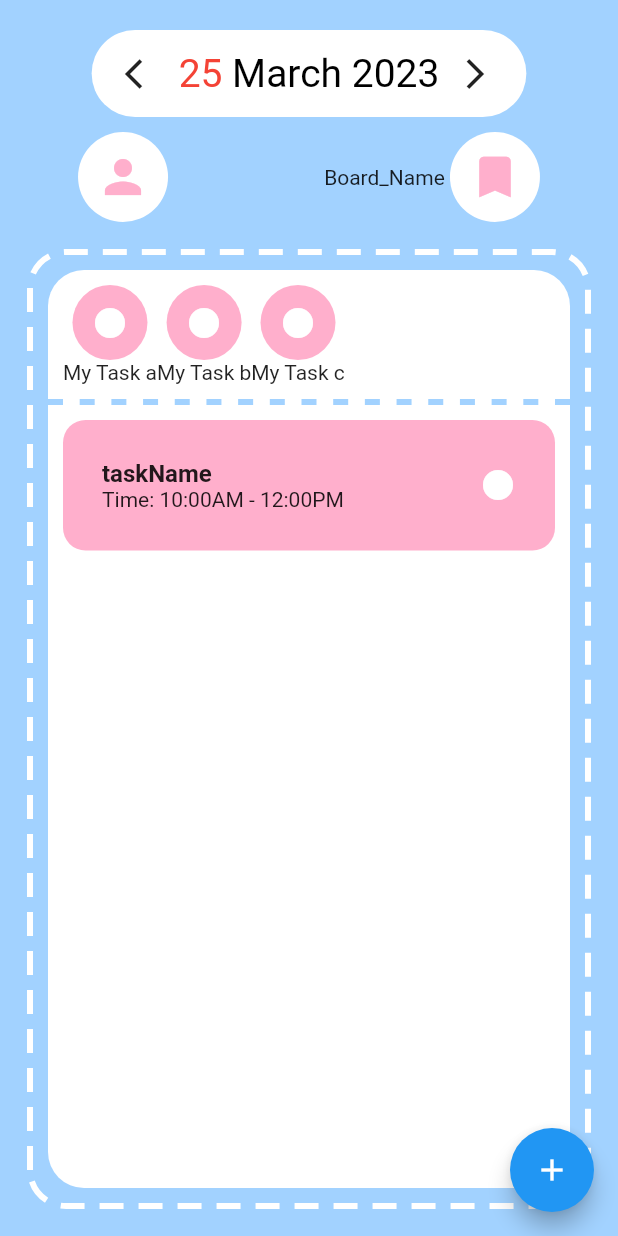
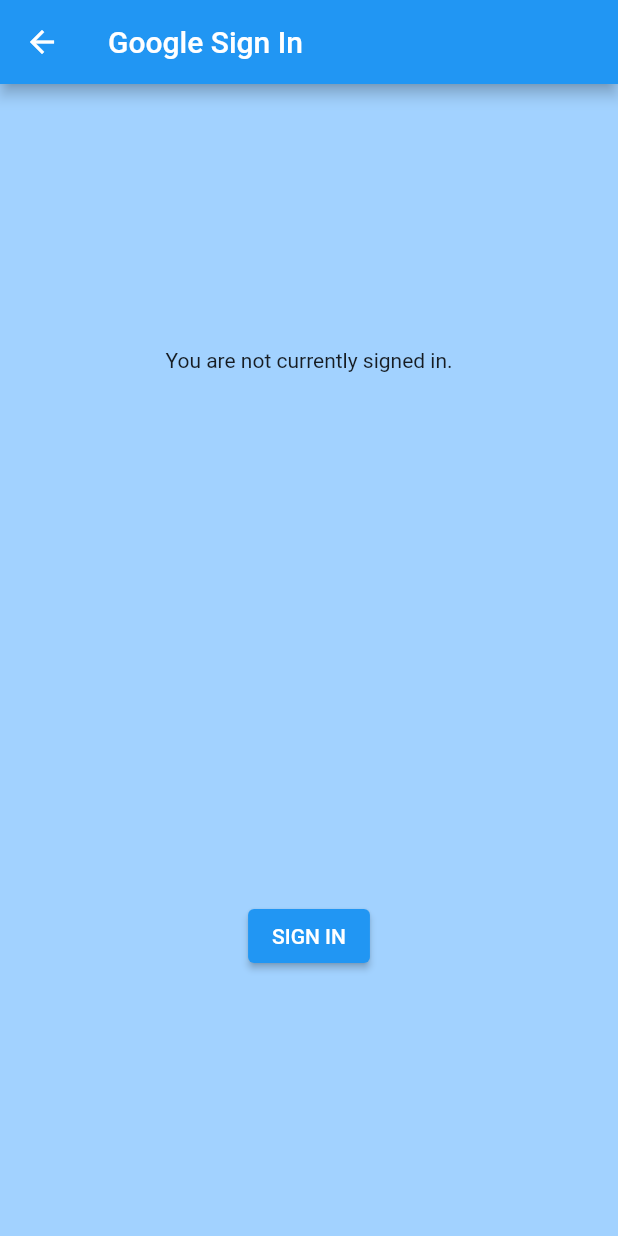
Before and after one commit to Bug-Too/CollabTasks, a Flutter app: the screen it shows after launch, after a tap on the "person" icon, on a phone screen of 412 x 824 dp. Run offline on Flutter 3.47's test engine with Material 2 defaults, Android fonts, the phone set to English and light mode, and no system bars; drawn by our look-alikes of dotted_border; our stand-ins replace email_validator, google_sign_in.

Commit message:
Add signin page

```diff
--- /dev/null
+++ b/lib/login_page.dart
@@ -0,0 +1,158 @@
+// Copyright 2013 The Flutter Authors. All rights reserved.
+// Use of this source code is governed by a BSD-style license that can be
+// found in the LICENSE file.
+
+// ignore_for_file: public_member_api_docs, avoid_print
+
+import 'dart:async';
+import 'dart:convert' show json;
+
+import 'package:flutter/material.dart';
+import 'package:google_sign_in/google_sign_in.dart';
+import 'package:http/http.dart' as http;
+
+GoogleSignIn _googleSignIn = GoogleSignIn(
+  // Optional clientId
+  // clientId: '620692055821-erkbvlrnduc1fm25asd8euh4nm6nbk98.apps.googleusercontent.com',
+  scopes: <String>[
+    'email',
+    'https://www.googleapis.com/auth/contacts.readonly',
+  ],
+);
+
+
+class LoginPage extends StatefulWidget {
+  const LoginPage({Key? key}) : super(key: key);
+
+  @override
+  State createState() => LoginPageState();
+}
+
+class LoginPageState extends State<LoginPage> {
+  GoogleSignInAccount? _currentUser;
+  String _contactText = '';
+
+  @override
+  void initState() {
+    super.initState();
+    _googleSignIn.onCurrentUserChanged.listen((GoogleSignInAccount? account) {
+      setState(() {
+        _currentUser = account;
+      });
+      if (_currentUser != null) {
+        _handleGetContact(_currentUser!);
+      }
+    });
+    _googleSignIn.signInSilently();
+  }
+
+  Future<void> _handleGetContact(GoogleSignInAccount user) async {
+    setState(() {
+      _contactText = 'Loading contact info...';
+    });
+    final http.Response response = await http.get(
+      Uri.parse('https://people.googleapis.com/v1/people/me/connections'
+          '?requestMask.includeField=person.names'),
+      headers: await user.authHeaders,
+    );
+    if (response.statusCode != 200) {
+      setState(() {
+        _contactText = 'People API gave a ${response.statusCode} '
+            'response. Check logs for details.';
+      });
+      print('People API ${response.statusCode} response: ${response.body}');
+      return;
+    }
+    final Map<String, dynamic> data =
+        json.decode(response.body) as Map<String, dynamic>;
+    final String? namedContact = _pickFirstNamedContact(data);
+    setState(() {
+      if (namedContact != null) {
+        _contactText = 'I see you know $namedContact!';
+      } else {
+        _contactText = 'No contacts to display.';
+      }
+    });
+  }
+
+  String? _pickFirstNamedContact(Map<String, dynamic> data) {
+    final List<dynamic>? connections = data['connections'] as List<dynamic>?;
+    final Map<String, dynamic>? contact = connections?.firstWhere(
+      (dynamic contact) => (contact as Map<Object?, dynamic>)['names'] != null,
+      orElse: () => null,
+    ) as Map<String, dynamic>?;
+    if (contact != null) {
+      final List<dynamic> names = contact['names'] as List<dynamic>;
+      final Map<String, dynamic>? name = names.firstWhere(
+        (dynamic name) =>
+            (name as Map<Object?, dynamic>)['displayName'] != null,
+        orElse: () => null,
+      ) as Map<String, dynamic>?;
+      if (name != null) {
+        return name['displayName'] as String?;
+      }
+    }
+    return null;
+  }
+
+  Future<void> _handleSignIn() async {
+    try {
+      await _googleSignIn.signIn();
+    } catch (error) {
+      print(error);
+    }
+  }
+
+  Future<void> _handleSignOut() => _googleSignIn.disconnect();
+
+  Widget _buildBody() {
+    final GoogleSignInAccount? user = _currentUser;
+    if (user != null) {
+      return Column(
+        mainAxisAlignment: MainAxisAlignment.spaceAround,
+        children: <Widget>[
+          ListTile(
+            leading: GoogleUserCircleAvatar(
+              identity: user,
+            ),
+            title: Text(user.displayName ?? ''),
+            subtitle: Text(user.email),
+          ),
+          const Text('Signed in successfully.'),
+          Text(_contactText),
+          ElevatedButton(
+            onPressed: _handleSignOut,
+            child: const Text('SIGN OUT'),
+          ),
+          ElevatedButton(
+            child: const Text('REFRESH'),
+            onPressed: () => _handleGetContact(user),
+          ),
+        ],
+      );
+    } else {
+      return Column(
+        mainAxisAlignment: MainAxisAlignment.spaceAround,
+        children: <Widget>[
+          const Text('You are not currently signed in.'),
+          ElevatedButton(
+            onPressed: _handleSignIn,
+            child: const Text('SIGN IN'),
+          ),
+        ],
+      );
+    }
+  }
+
+  @override
+  Widget build(BuildContext context) {
+    return Scaffold(
+        appBar: AppBar(
+          title: const Text('Google Sign In'),
+        ),
+        body: ConstrainedBox(
+          constraints: const BoxConstraints.expand(),
+          child: _buildBody(),
+        ));
+  }
+}
--- a/lib/todo_page.dart
+++ b/lib/todo_page.dart
@@ -5,6 +5,7 @@ import 'package:dotted_border/dotted_border.dart';
 import 'style.dart';
 import "package:collabtask/schedule_task.dart";
 import 'all_board_page.dart';
+import 'login_page.dart';
 
 class TodoPage extends StatefulWidget {
   const TodoPage({super.key});
@@ -252,6 +253,10 @@ class _TodoPageState extends State<TodoPage> {
               onPressed: () {
                 //  TODO: Add login page here
                 print('User button pressed');
+                Navigator.push(
+                  context,
+                  MaterialPageRoute(builder: (context) => LoginPage()),
+                );
               }),
           Row(
             children: [
--- a/pubspec.yaml
+++ b/pubspec.yaml
@@ -7,10 +7,12 @@ environment:
   sdk: '>=2.19.2 <3.0.0'
 
 dependencies:
+  change_app_package_name: ^1.1.0
   dotted_border: ^2.0.0+3
   email_validator: ^2.1.17
   flutter:
     sdk: flutter
+  google_sign_in: ^6.0.2
 
 dev_dependencies:
   flutter_test:
```
Also changed, not shown: pubspec.lock, 8 other files.
